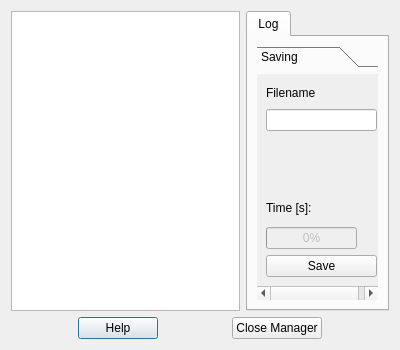
Before: the Qt Designer form trunk/src/qrl_logs_manager.ui in fcuzzocrea/QRTAILab, drawn with Qt 5.
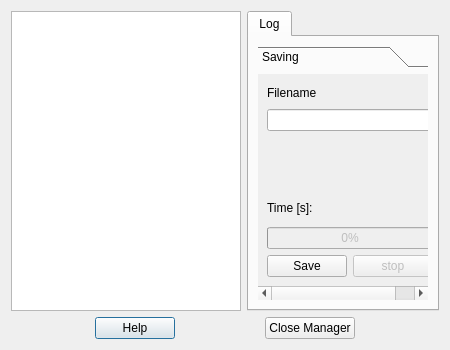
After: the same form once the commit is applied. Icons and pictures are not drawn. Custom widgets are drawn as their Qt base class.

```diff
--- a/trunk/src/qrl_logs_manager.ui
+++ b/trunk/src/qrl_logs_manager.ui
@@ -5,7 +5,7 @@
    <rect>
     <x>0</x>
     <y>0</y>
-    <width>400</width>
+    <width>450</width>
     <height>350</height>
    </rect>
   </property>
@@ -17,13 +17,13 @@
   </property>
   <property name="minimumSize" >
    <size>
-    <width>400</width>
+    <width>450</width>
     <height>350</height>
    </size>
   </property>
   <property name="maximumSize" >
    <size>
-    <width>400</width>
+    <width>450</width>
     <height>350</height>
    </size>
   </property>
@@ -134,7 +134,7 @@
            <rect>
             <x>0</x>
             <y>0</y>
-            <width>121</width>
+            <width>162</width>
             <height>225</height>
            </rect>
           </property>
@@ -142,30 +142,17 @@
            <string>Saving</string>
           </attribute>
           <layout class="QGridLayout" >
-           <item row="0" column="0" >
+           <item row="0" column="1" >
             <widget class="QLabel" name="label_2" >
              <property name="text" >
               <string>Filename</string>
              </property>
             </widget>
            </item>
-           <item row="1" column="0" colspan="4" >
+           <item row="1" column="1" colspan="4" >
             <widget class="QLineEdit" name="fileLineEdit" />
            </item>
-           <item row="10" column="0" colspan="4" >
-            <widget class="QPushButton" name="savePushButton" >
-             <property name="text" >
-              <string>Save</string>
-             </property>
-             <property name="checkable" >
-              <bool>true</bool>
-             </property>
-             <property name="autoDefault" >
-              <bool>false</bool>
-             </property>
-            </widget>
-           </item>
-           <item row="8" column="0" colspan="2" >
+           <item row="8" column="1" colspan="2" >
             <widget class="QProgressBar" name="saveProgressBar" >
              <property name="enabled" >
               <bool>false</bool>
@@ -181,20 +168,7 @@
              </property>
             </widget>
            </item>
-           <item row="0" column="1" colspan="3" >
-            <spacer>
-             <property name="orientation" >
-              <enum>Qt::Horizontal</enum>
-             </property>
-             <property name="sizeHint" stdset="0" >
-              <size>
-               <width>40</width>
-               <height>20</height>
-              </size>
-             </property>
-            </spacer>
-           </item>
-           <item row="2" column="0" >
+           <item row="2" column="1" >
             <spacer name="verticalSpacer" >
              <property name="orientation" >
               <enum>Qt::Vertical</enum>
@@ -207,14 +181,14 @@
              </property>
             </spacer>
            </item>
-           <item row="3" column="0" >
+           <item row="3" column="1" >
             <widget class="QLabel" name="label" >
              <property name="text" >
               <string>Time [s]:</string>
              </property>
             </widget>
            </item>
-           <item row="7" column="0" >
+           <item row="7" column="1" >
             <widget class="QwtCounter" name="timeCounter" >
              <property name="numButtons" >
               <number>0</number>
@@ -230,6 +204,42 @@
              </property>
             </widget>
            </item>
+           <item row="0" column="2" colspan="3" >
+            <spacer>
+             <property name="orientation" >
+              <enum>Qt::Horizontal</enum>
+             </property>
+             <property name="sizeHint" stdset="0" >
+              <size>
+               <width>40</width>
+               <height>20</height>
+              </size>
+             </property>
+            </spacer>
+           </item>
+           <item row="9" column="1" >
+            <widget class="QPushButton" name="savePushButton" >
+             <property name="text" >
+              <string>Save</string>
+             </property>
+             <property name="checkable" >
+              <bool>true</bool>
+             </property>
+             <property name="autoDefault" >
+              <bool>false</bool>
+             </property>
+            </widget>
+           </item>
+           <item row="9" column="2" >
+            <widget class="QPushButton" name="stopPushButton" >
+             <property name="enabled" >
+              <bool>false</bool>
+             </property>
+             <property name="text" >
+              <string>stop</string>
+             </property>
+            </widget>
+           </item>
           </layout>
          </widget>
         </widget>
```
